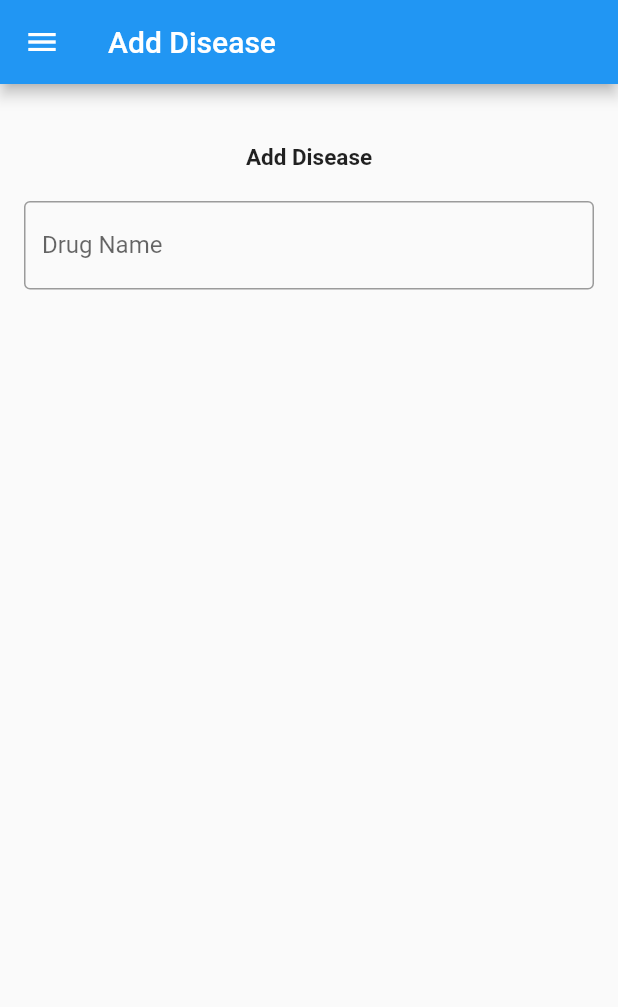
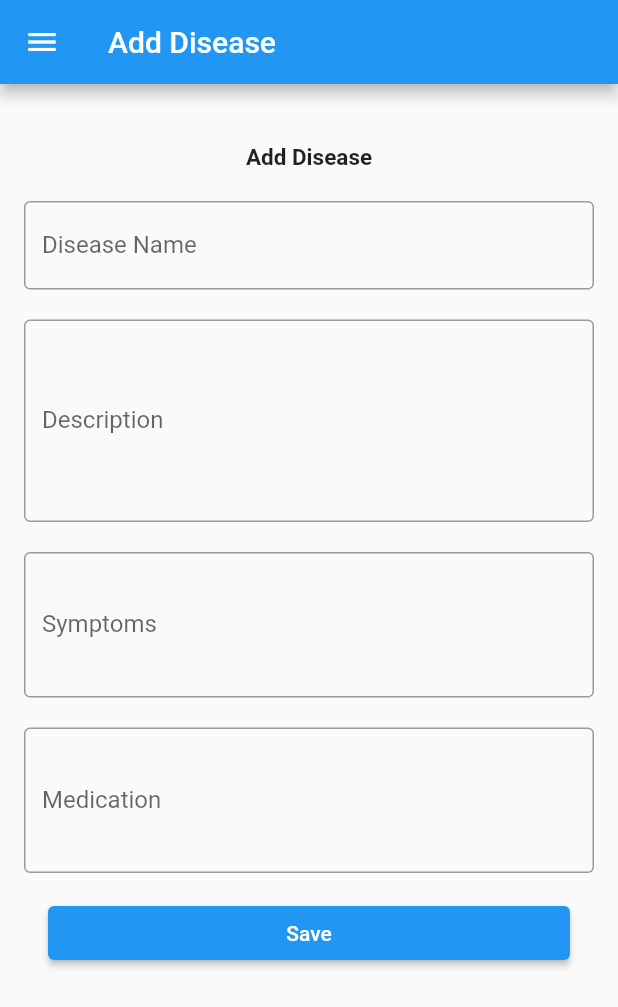
Before and after one commit to Rashy98/disease_learner, a Flutter app: the AddDiseases screen opened directly, on a phone screen of 412 x 824 dp. Shown: the top 1007 px of the screen. Run offline on Flutter 3.47's test engine with Material 2 defaults, Android fonts, the phone set to English and light mode, and no system bars.

Commit message:
Add Disease View 3

```diff
--- a/lib/Screens/Admin/AddDiseases.dart
+++ b/lib/Screens/Admin/AddDiseases.dart
@@ -12,8 +12,10 @@ class AddDiseases extends StatefulWidget{
 }
 
 class _AddDiseasesState extends State<AddDiseases>{
+
   String _TITLE = "Add Disease";
-  final _formKey = GlobalKey();
+
+  final _formKey = GlobalKey<FormState>();
   final _addDisease = AddDiseaseModel();
 
   @override
@@ -42,13 +44,74 @@ class _AddDiseasesState extends State<AddDiseases>{
                   Container(
                     margin: EdgeInsets.only(top: 20),
                     child: TextFormField(
-                      decoration: InputDecoration(labelText: 'Drug Name', border: OutlineInputBorder()),
+                      decoration: InputDecoration(labelText: 'Disease Name', border: OutlineInputBorder()),
                       validator: (value){
                         if (value.isEmpty){
                           return 'Please enter disease name';
                         }
+                        return null;
                       },
                       onSaved: (val) => setState(() => _addDisease.disease_name = val),
+                    ),
+                  ),
+                  Container(
+                    margin: EdgeInsets.only(top: 20),
+                    child: TextFormField(
+                      keyboardType: TextInputType.multiline,
+                      maxLines: 5,
+                      decoration: InputDecoration(labelText: 'Description', border: OutlineInputBorder()),
+                      validator: (value){
+                        if (value.isEmpty){
+                          return 'Please enter description';
+                        }
+                        return null;
+                      },
+                      onSaved: (val) => setState(() => _addDisease.description = val),
+                    ),
+                  ),
+                  Container(
+                    margin: EdgeInsets.only(top: 20),
+                    child: TextFormField(
+                      keyboardType: TextInputType.multiline,
+                      maxLines: 3,
+                      decoration: InputDecoration(labelText: 'Symptoms', border: OutlineInputBorder()),
+                      validator: (value){
+                        if (value.isEmpty){
+                          return 'Please enter disease name';
+                        }
+                        return null;
+                      },
+                      onSaved: (val) => setState(() => _addDisease.symptoms = val),
+                    ),
+                  ),
+                  Container(
+                    margin: EdgeInsets.only(top: 20),
+                    child: TextFormField(
+                      keyboardType: TextInputType.multiline,
+                      maxLines: 3,
+                      decoration: InputDecoration(labelText: 'Medication', border: OutlineInputBorder()),
+                      validator: (value){
+                        if (value.isEmpty){
+                          return 'Please enter disease name';
+                        }
+                        return null;
+                      },
+                      onSaved: (val) => setState(() => _addDisease.medication = val),
+                    ),
+                  ),
+                  Container(
+                    padding: const EdgeInsets.symmetric(vertical: 16.0, horizontal: 16.0),
+                    child: ElevatedButton(
+                      onPressed: (){
+                        final form = _formKey.currentState;
+                        if(form.validate()){
+                          form.save();
+                          _addDisease.save();
+                          _showDialog(context);
+                          form.reset();
+                        }
+                      },
+                      child: Text('Save'),
                     ),
                   )
                 ],
@@ -60,4 +123,9 @@ class _AddDiseasesState extends State<AddDiseases>{
     );
   }
 
+  _showDialog(BuildContext context) {
+    ScaffoldMessenger.of(context)
+        .showSnackBar(SnackBar(content: Text('Disease added')));
+  }
+
 }
```
